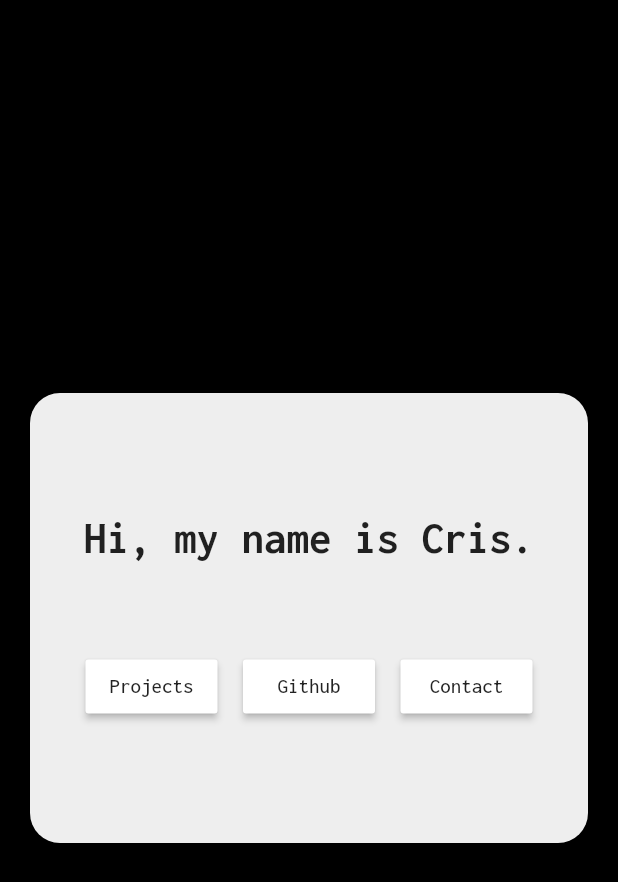
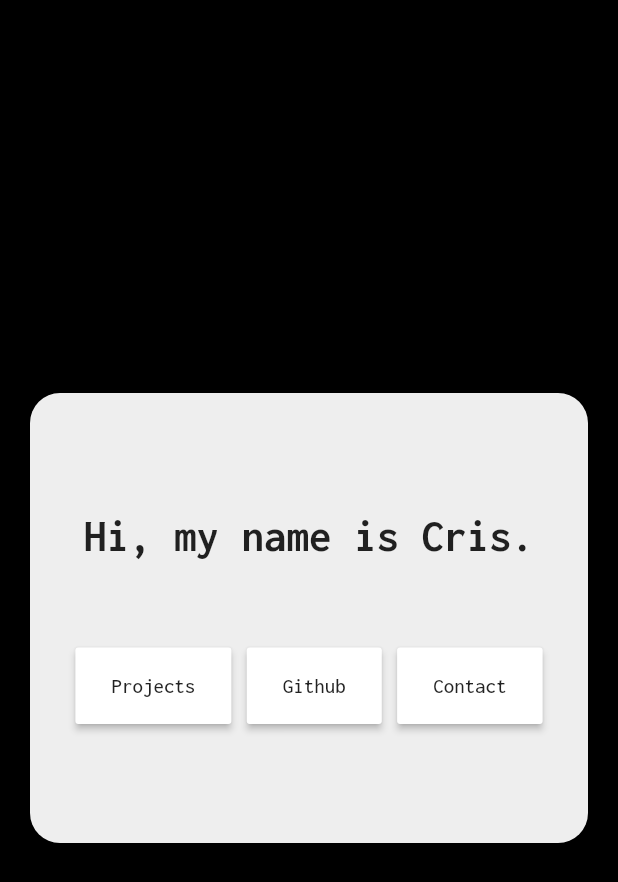
Before and after one commit to cmoyates/Old-Portfolio-Website, a Flutter app: the screen it shows after launch, after a tap on "Projects", after a tap on "Go back", on a phone screen of 412 x 824 dp. Shown: the top 882 px of the screen. Run offline on Flutter 3.47's test engine with Material 2 defaults, Android fonts, the light colour scheme and no system bars.

Commit message:
Added Game-and-Bot project and updated buttons

```diff
--- a/lib/widgets/home_box.dart
+++ b/lib/widgets/home_box.dart
@@ -12,6 +12,16 @@ class HomeBox extends StatelessWidget {
   }
 
   final VoidCallback toggleScreen;
+
+  final ButtonStyle raisedButtonStyle = ElevatedButton.styleFrom(
+    onPrimary: Colors.black87,
+    primary: Colors.white,
+    minimumSize: Size(88, 36),
+    padding: EdgeInsets.symmetric(horizontal: 24, vertical: 18.0),
+    shape: const RoundedRectangleBorder(
+      borderRadius: BorderRadius.all(Radius.circular(2)),
+    ),
+  );
 
   HomeBox({this.toggleScreen});
 
@@ -30,22 +40,22 @@ class HomeBox extends StatelessWidget {
         Row(
           mainAxisAlignment: MainAxisAlignment.spaceEvenly,
           children: <Widget>[
-            RaisedButton(
-              color: Colors.white,
+            ElevatedButton(
+              style: raisedButtonStyle,
               onPressed: () async {
                 toggleScreen();
               },
-              child: Text("Projects"),
+              child: Text("Projects")
             ),
-            RaisedButton(
-              color: Colors.white,
+            ElevatedButton(
+              style: raisedButtonStyle,
               onPressed: () {
                 _launchURL("https://github.com/cmoyates");
               },
               child: Text("Github"),
             ),
-            RaisedButton(
-              color: Colors.white,
+            ElevatedButton(
+              style: raisedButtonStyle,
               onPressed: () {
 
               },
--- a/lib/widgets/projects_box.dart
+++ b/lib/widgets/projects_box.dart
@@ -25,7 +25,23 @@ class _ProjectsBoxState extends State<ProjectsBox> {
 
   final VoidCallback toggleScreen;
 
+  final ButtonStyle flatButtonStyle = TextButton.styleFrom(
+    primary: Colors.black87,
+    minimumSize: Size(88, 36),
+    padding: EdgeInsets.symmetric(horizontal: 24, vertical: 18.0),
+    shape: const RoundedRectangleBorder(
+      borderRadius: BorderRadius.all(Radius.circular(2.0)),
+    ),
+  );
+
   static List<ProjectNode> projects = [
+    ProjectNode(
+      name: "Game and Bot",
+      imgDir: "assets/images/gab.jpg",
+      description: "A game and a bot to play it!\nUses PCG and Vector Field pathfinding.",
+      linkToProject: "https://cmoyates.github.io/Game-and-Bot-Build/",
+      linkToSourceCode: "https://github.com/cmoyates/Game-and-Bot",
+    ),
     ProjectNode(
       name: "Genetic Evolution Demo",
       imgDir: "assets/images/ged.jpg",
@@ -116,9 +132,17 @@ class _ProjectsBoxState extends State<ProjectsBox> {
                           children: <Widget>[
                             (projects[index].linkToProject == null) ? Flexible(flex: 1, child: Text(projects[index].altText)) : Flexible(
                               flex: 1,
-                              child: FlatButton(
+                              /*child: FlatButton(
                                 materialTapTargetSize:
                                     MaterialTapTargetSize.shrinkWrap,
+                                onPressed: () async {
+                                  await _launchURL(
+                                      projects[index].linkToProject);
+                                },
+                                child: Text("View the Project"),
+                              ),*/
+                              child: TextButton(
+                                style: flatButtonStyle,
                                 onPressed: () async {
                                   await _launchURL(
                                       projects[index].linkToProject);
@@ -128,9 +152,17 @@ class _ProjectsBoxState extends State<ProjectsBox> {
                             ),
                             Flexible(
                               flex: 1,
-                              child: FlatButton(
+                              /*child: FlatButton(
                                 materialTapTargetSize:
                                     MaterialTapTargetSize.shrinkWrap,
+                                onPressed: () async {
+                                  await _launchURL(
+                                      projects[index].linkToSourceCode);
+                                },
+                                child: Text("View the Source Code"),
+                              ),*/
+                              child: TextButton(
+                                style: flatButtonStyle,
                                 onPressed: () async {
                                   await _launchURL(
                                       projects[index].linkToSourceCode);
@@ -149,8 +181,8 @@ class _ProjectsBoxState extends State<ProjectsBox> {
         Flexible(
           flex: 1,
           fit: FlexFit.loose,
-          child: FlatButton(
-              materialTapTargetSize: MaterialTapTargetSize.shrinkWrap,
+          child: TextButton(
+              style: flatButtonStyle,
               onPressed: () {
                 toggleScreen();
               },
--- a/pubspec.yaml
+++ b/pubspec.yaml
@@ -52,6 +52,7 @@ flutter:
     - assets/images/mg.jpg
     - assets/images/pw.jpg
     - assets/images/ged.jpg
+    - assets/images/gab.jpg
 
   # An image asset can refer to one or more resolution-specific "variants", see
   # https://flutter.dev/assets-and-images/#resolution-aware.
```
Also changed, not shown: assets/images/gab.jpg (added), pubspec.lock.
